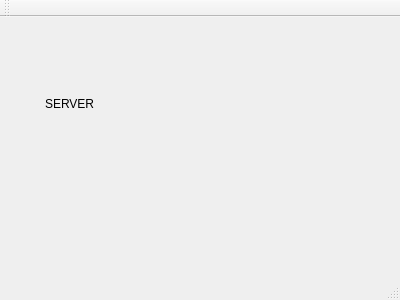
First picture: the form in server/mainwindow.ui, repository JFonS/blind-programming, before the edit.
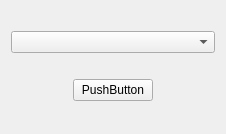
Second picture: the form after the edit.

What changed in the file:
```diff
--- a/server/mainwindow.ui
+++ b/server/mainwindow.ui
@@ -6,47 +6,70 @@
    <rect>
     <x>0</x>
     <y>0</y>
-    <width>400</width>
-    <height>300</height>
+    <width>226</width>
+    <height>134</height>
    </rect>
   </property>
   <property name="windowTitle">
    <string>MainWindow</string>
   </property>
   <widget class="QWidget" name="centralWidget">
-   <widget class="QLabel" name="label">
-    <property name="geometry">
-     <rect>
-      <x>45</x>
-      <y>26</y>
-      <width>141</width>
-      <height>121</height>
-     </rect>
-    </property>
-    <property name="text">
-     <string>SERVER</string>
-    </property>
-   </widget>
+   <layout class="QVBoxLayout" name="verticalLayout">
+    <item>
+     <widget class="QComboBox" name="comboBox">
+      <property name="sizePolicy">
+       <sizepolicy hsizetype="Expanding" vsizetype="Fixed">
+        <horstretch>0</horstretch>
+        <verstretch>0</verstretch>
+       </sizepolicy>
+      </property>
+      <property name="maximumSize">
+       <size>
+        <width>16777215</width>
+        <height>16777215</height>
+       </size>
+      </property>
+     </widget>
+    </item>
+    <item>
+     <layout class="QHBoxLayout" name="horizontalLayout">
+      <item>
+       <spacer name="horizontalSpacer">
+        <property name="orientation">
+         <enum>Qt::Horizontal</enum>
+        </property>
+        <property name="sizeHint" stdset="0">
+         <size>
+          <width>40</width>
+          <height>20</height>
+         </size>
+        </property>
+       </spacer>
+      </item>
+      <item>
+       <widget class="QPushButton" name="pushButton">
+        <property name="text">
+         <string>PushButton</string>
+        </property>
+       </widget>
+      </item>
+      <item>
+       <spacer name="horizontalSpacer_2">
+        <property name="orientation">
+         <enum>Qt::Horizontal</enum>
+        </property>
+        <property name="sizeHint" stdset="0">
+         <size>
+          <width>40</width>
+          <height>20</height>
+         </size>
+        </property>
+       </spacer>
+      </item>
+     </layout>
+    </item>
+   </layout>
   </widget>
-  <widget class="QMenuBar" name="menuBar">
-   <property name="geometry">
-    <rect>
-     <x>0</x>
-     <y>0</y>
-     <width>400</width>
-     <height>22</height>
-    </rect>
-   </property>
-  </widget>
-  <widget class="QToolBar" name="mainToolBar">
-   <attribute name="toolBarArea">
-    <enum>TopToolBarArea</enum>
-   </attribute>
-   <attribute name="toolBarBreak">
-    <bool>false</bool>
-   </attribute>
-  </widget>
-  <widget class="QStatusBar" name="statusBar"/>
  </widget>
  <layoutdefault spacing="6" margin="11"/>
  <resources/>
```
